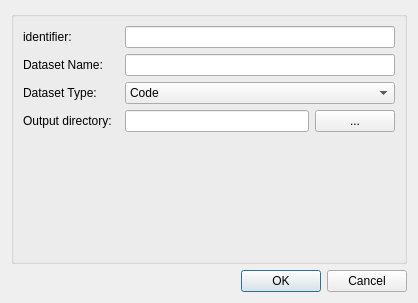
The window that mapclientplugins/generatesdsstep/qt/configuredialog.ui (mapclient-plugins/mapclientplugins.generatesds) describes before a commit, drawn with Qt 5.
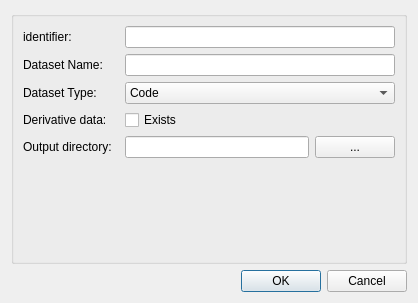
The same window after the commit.

Commit message: Check exceptions thrown and Add option for derivatives directory.

```diff
--- a/mapclientplugins/generatesdsstep/qt/configuredialog.ui
+++ b/mapclientplugins/generatesdsstep/qt/configuredialog.ui
@@ -62,13 +62,27 @@
        </widget>
       </item>
       <item row="3" column="0">
+       <widget class="QLabel" name="labelDerivativeData">
+        <property name="text">
+         <string>Derivative data:  </string>
+        </property>
+       </widget>
+      </item>
+      <item row="3" column="1">
+       <widget class="QCheckBox" name="checkBoxDerivativeDataExists">
+        <property name="text">
+         <string>Exists</string>
+        </property>
+       </widget>
+      </item>
+      <item row="4" column="0">
        <widget class="QLabel" name="labelOutputDirectory">
         <property name="text">
          <string>Output directory:  </string>
         </property>
        </widget>
       </item>
-      <item row="3" column="1">
+      <item row="4" column="1">
        <layout class="QHBoxLayout" name="horizontalLayout">
         <item>
          <widget class="QLineEdit" name="lineEditDirectoryLocation"/>
```
The commit also changes 4 other files.
